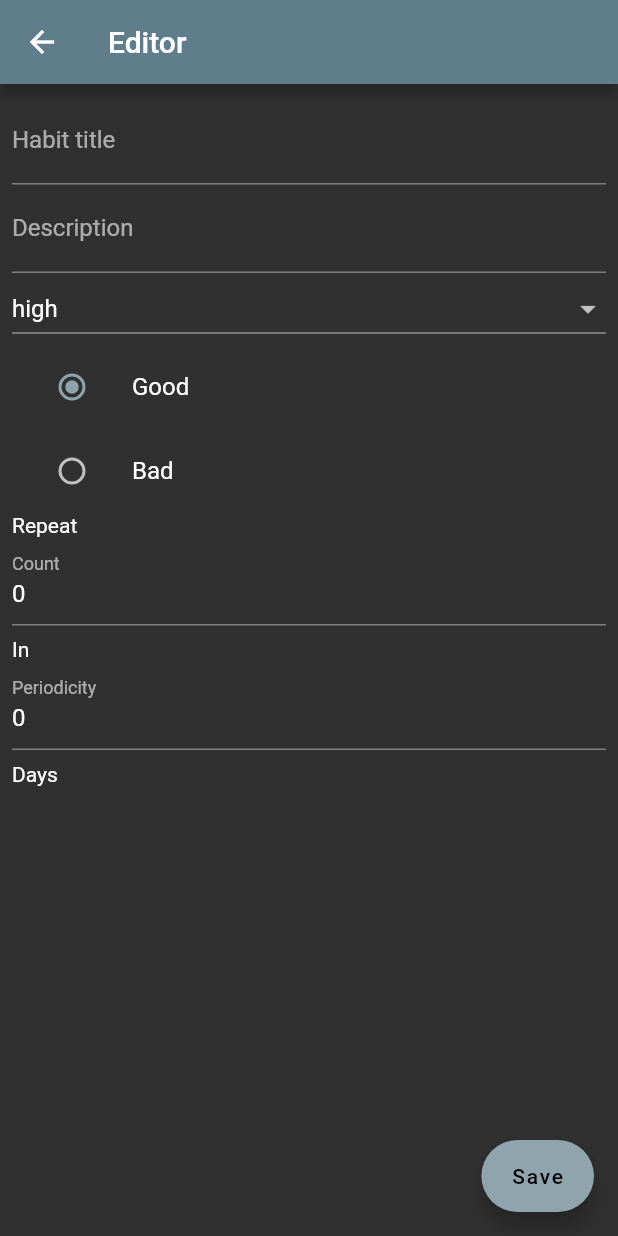
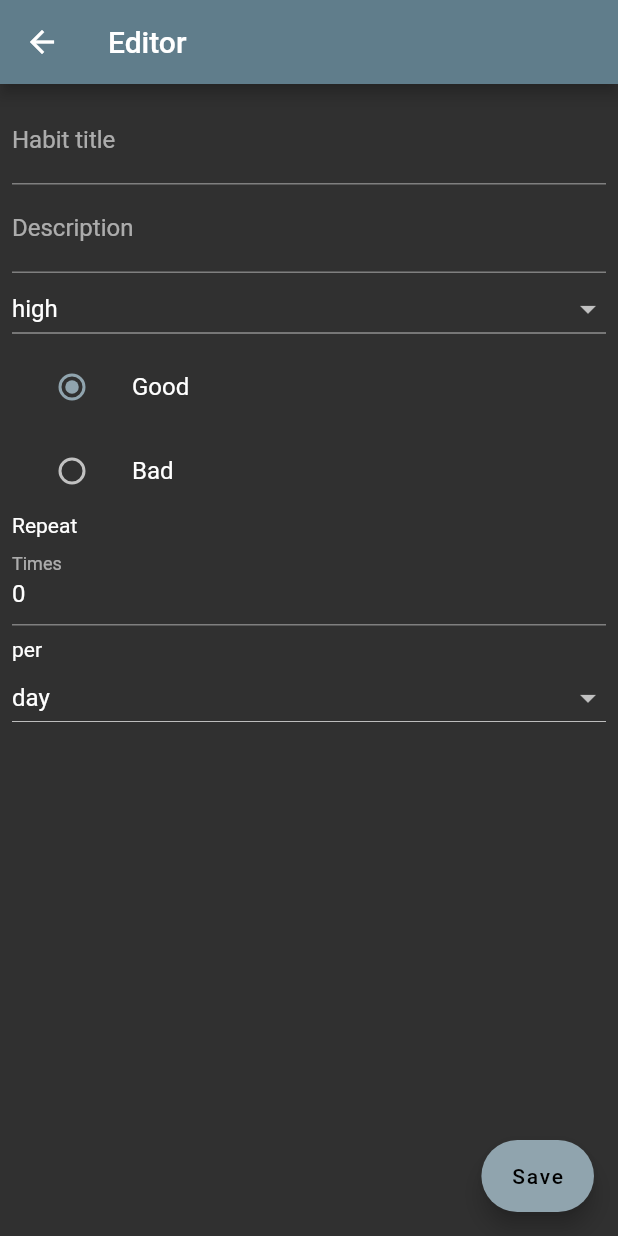
Before and after one commit to n-averyanov/habit_tracker_flutter, a Flutter app: the HabitEditorPage screen opened by its route, on a phone screen of 412 x 824 dp. Run offline on Flutter 3.47's test engine with Material 2 defaults, Android fonts, the phone set to English and light mode, and no system bars; our stand-ins replace bloc, flutter_bloc, sqflite; accounts and stored records are empty.

Commit message:
habit and habit_editor_page refactor

```diff
--- a/lib/main.dart
+++ b/lib/main.dart
@@ -13,6 +13,7 @@ void main() {
 
 class MyApp extends StatelessWidget {
   // This widget is the root of your application.
+
   @override
   Widget build(BuildContext context) {
     return BlocProvider(
--- a/lib/models/habit.dart
+++ b/lib/models/habit.dart
@@ -7,7 +7,7 @@ class Habit {
   var priority = HabitPriority.high;
   var type = HabitType.good;
   var count = 0;
-  var frequency = 0;
+  var frequency = HabitFrequency.day;
   var color = 0;
   var date = 0;
   var habitDoneCount = 0;
@@ -22,7 +22,7 @@ class Habit {
       DatabaseProvider.COLUMN_PRIORITY: priority.index,
       DatabaseProvider.COLUMN_TYPE: type.index,
       DatabaseProvider.COLUMN_COUNT: count,
-      DatabaseProvider.COLUMN_FREQUENCY: frequency,
+      DatabaseProvider.COLUMN_FREQUENCY: frequency.index,
       DatabaseProvider.COLUMN_COLOR: color,
       DatabaseProvider.COLUMN_DATE: date,
       DatabaseProvider.COLUMN_DONE_COUNT: habitDoneCount,
@@ -43,7 +43,7 @@ class Habit {
     priority = HabitPriority.values[map[DatabaseProvider.COLUMN_PRIORITY]];
     type = HabitType.values[map[DatabaseProvider.COLUMN_TYPE]];
     count = map[DatabaseProvider.COLUMN_COUNT];
-    frequency = map[DatabaseProvider.COLUMN_FREQUENCY];
+    frequency = HabitFrequency.values[map[DatabaseProvider.COLUMN_FREQUENCY]];
     color = map[DatabaseProvider.COLUMN_COLOR];
     date = map[DatabaseProvider.COLUMN_DATE];
     habitDoneCount = map[DatabaseProvider.COLUMN_DONE_COUNT];
@@ -54,3 +54,5 @@ class Habit {
 enum HabitPriority { low, middle, high }
 
 enum HabitType { bad, good }
+
+enum HabitFrequency { day, week, month }
--- a/lib/screens/habit_editor_page.dart
+++ b/lib/screens/habit_editor_page.dart
@@ -15,10 +15,9 @@ class _HabitEditorPageState extends State<HabitEditorPage> {
   TextEditingController _titleController = TextEditingController();
   TextEditingController _descriptionController = TextEditingController();
   TextEditingController _countController = TextEditingController();
-  TextEditingController _periodicityController = TextEditingController();
 
   Habit _habit;
-  bool isNew;
+  bool _isNew;
 
   @override
   void initState() {
@@ -34,10 +33,6 @@ class _HabitEditorPageState extends State<HabitEditorPage> {
     _countController.addListener(() {
       _habit.count = int.parse(_countController.text);
     });
-
-    _periodicityController.addListener(() {
-      _habit.frequency = int.parse(_periodicityController.text);
-    });
   }
 
   @override
@@ -45,7 +40,6 @@ class _HabitEditorPageState extends State<HabitEditorPage> {
     _titleController.dispose();
     _descriptionController.dispose();
     _countController.dispose();
-    _periodicityController.dispose();
     super.dispose();
   }
 
@@ -53,16 +47,17 @@ class _HabitEditorPageState extends State<HabitEditorPage> {
     _titleController.text = _habit.title;
     _descriptionController.text = _habit.description;
     _countController.text = _habit.count.toString();
-    _periodicityController.text = _habit.frequency.toString();
   }
 
   @override
   Widget build(BuildContext context) {
-    final habitBlock = BlocProvider.of<HabitBlock>(context);
+    final habitBloc = BlocProvider.of<HabitBlock>(context);
 
-    final habit = ModalRoute.of(context).settings.arguments;
-    isNew = habit == null;
-    _habit = habit ?? Habit();
+    if (_habit == null) {
+      final habit = ModalRoute.of(context).settings.arguments;
+      _isNew = habit == null;
+      _habit = habit ?? Habit();
+    }
 
     fillTextBoxes();
 
@@ -130,31 +125,38 @@ class _HabitEditorPageState extends State<HabitEditorPage> {
               TextField(
                 controller: _countController,
                 keyboardType: TextInputType.number,
-                decoration: InputDecoration(labelText: 'Count'),
+                decoration: InputDecoration(labelText: 'Times'),
               ),
               SizedBox(
                 height: 8,
               ),
-              Text('In'),
-              TextField(
-                controller: _periodicityController,
-                keyboardType: TextInputType.number,
-                decoration: InputDecoration(labelText: 'Periodicity'),
-              ),
-              SizedBox(
-                height: 8,
-              ),
-              Text('Days'),
+              Text('per'),
+              DropdownButton(
+                  isExpanded: true,
+                  value: _habit.frequency,
+                  items: HabitFrequency.values
+                      .map<DropdownMenuItem<HabitFrequency>>(
+                          (HabitFrequency item) {
+                    return DropdownMenuItem(
+                      value: item,
+                      child: Text(describeEnum(item)),
+                    );
+                  }).toList(),
+                  onChanged: (HabitFrequency newValue) {
+                    setState(() {
+                      _habit.frequency = newValue;
+                    });
+                  })
             ],
           ),
         ),
       ),
       floatingActionButton: FloatingActionButton.extended(
           onPressed: () {
-            if (isNew) {
-              habitBlock.add(AddHabit(_habit));
+            if (_isNew) {
+              habitBloc.add(AddHabit(_habit));
             } else {
-              habitBlock.add(UpdateHabit(_habit));
+              habitBloc.add(UpdateHabit(_habit));
             }
             Navigator.of(context).pop();
           },
--- a/lib/screens/home_page.dart
+++ b/lib/screens/home_page.dart
@@ -11,7 +11,11 @@ class HomePage extends StatelessWidget {
     return Scaffold(
       appBar: AppBar(
         title: Text('Habits'),
-        actions: [SettingsButton()],
+        actions: [
+          IconButton(icon: Icon(Icons.settings), onPressed: (){
+            Navigator.of(context).pushNamed('/settings');
+          })
+        ],
       ),
       floatingActionButton: FloatingActionButton(
         onPressed: () {
--- a/lib/widgets/habit_widget.dart
+++ b/lib/widgets/habit_widget.dart
@@ -30,6 +30,7 @@ class HabitWidget extends StatelessWidget {
               ),
               Divider(),
               Row(
+                mainAxisAlignment: MainAxisAlignment.spaceBetween,
                 crossAxisAlignment: CrossAxisAlignment.end,
                 children: <Widget>[
                   Flexible(
--- a/pubspec.yaml
+++ b/pubspec.yaml
@@ -28,6 +28,7 @@ dependencies:
   rxdart: ^0.24.1
   sqflite: ^1.3.1
   path: ^1.7.0
+  shared_preferences: ^0.5.8
 
   # The following adds the Cupertino Icons font to your application.
   # Use with the CupertinoIcons class for iOS style icons.
```
Also changed, not shown: lib/screens/settings_page.dart (+54 -1 lines), pubspec.lock.
